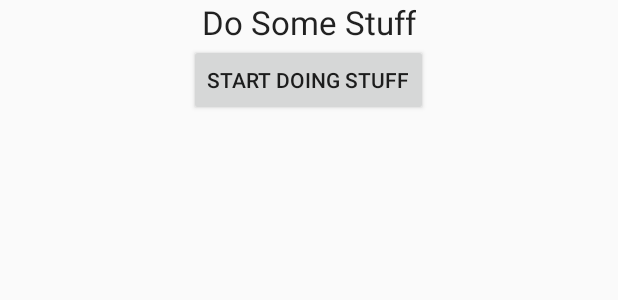
After one commit to DonBoscoMushi/InstaPals, an Android app: the layout activity_loading.xml on its own in the app's theme, with its tools: preview values and no code run, on a phone screen of 412 x 824 dp. The commit adds this screen. Shown: the top 300 px of the screen. Run offline under Robolectric (Android 15) with nearby library versions, the phone set to English and light mode, and no system bars.

```diff
--- a/app/src/main/AndroidManifest.xml
+++ b/app/src/main/AndroidManifest.xml
@@ -13,13 +13,12 @@
         android:roundIcon="@mipmap/ic_launcher_round"
         android:supportsRtl="true"
         android:theme="@style/AppTheme">
-        <activity android:name=".home.Home"></activity>
-
+        <activity android:name=".Loading"></activity>
+        <activity android:name=".home.Home" />
         <activity
             android:name=".Register"
             android:label="@string/title_activity_login"
             android:theme="@style/AppTheme.NoActionBar" />
-
         <activity android:name=".Login">
             <intent-filter>
                 <action android:name="android.intent.action.MAIN" />
--- a/app/src/main/res/layout/activity_home.xml
+++ b/app/src/main/res/layout/activity_home.xml
@@ -44,7 +44,7 @@
                     android:id="@+id/btnLogout"
                     android:layout_width="175dp"
                     android:layout_height="wrap_content"
-                    android:layout_centerInParent="true"
+                    android:layout_centerVertical="true"
                     android:layout_marginTop="17dp"
                     android:background="@drawable/white_rounded_button"
                     android:text="Log Out"
--- /dev/null
+++ b/app/src/main/res/layout/activity_loading.xml
@@ -0,0 +1,40 @@
+<RelativeLayout xmlns:android="http://schemas.android.com/apk/res/android"
+    xmlns:tools="http://schemas.android.com/tools"
+    android:layout_width="match_parent"
+    android:layout_height="match_parent"
+    tools:context=".Loading">
+
+    <Button
+        android:layout_width="wrap_content"
+        android:layout_height="wrap_content"
+        android:text="Start doing stuff"
+        android:id="@+id/button"
+        android:layout_below="@+id/textView"
+        android:layout_centerHorizontal="true" />
+
+    <TextView
+        android:layout_width="wrap_content"
+        android:layout_height="wrap_content"
+        android:textAppearance="?android:attr/textAppearanceLarge"
+        android:text="Do Some Stuff"
+        android:id="@+id/textView"
+        android:layout_alignParentTop="true"
+        android:layout_centerHorizontal="true" />
+
+    <FrameLayout
+        android:id="@+id/progressBarHolder"
+        android:animateLayoutChanges="true"
+        android:visibility="gone"
+        android:alpha="0.4"
+        android:background="#000000"
+        android:layout_width="match_parent"
+        android:layout_height="match_parent">
+
+        <ProgressBar
+            style="?android:attr/progressBarStyleLarge"
+            android:layout_width="wrap_content"
+            android:layout_height="wrap_content"
+            android:indeterminate="true"
+            android:layout_gravity="center" />
+    </FrameLayout>
+</RelativeLayout>
--- a/app/src/main/res/layout/activity_login.xml
+++ b/app/src/main/res/layout/activity_login.xml
@@ -8,6 +8,8 @@
     android:orientation="vertical"
     android:padding="10dp"
     tools:context=".Login">
+
+    <include layout="@layout/loading_layout"/>
 
     <TextView
         android:id="@+id/lblHeader"
@@ -121,6 +123,7 @@
                 android:textSize="15sp" />
 
             <Button
+                android:id="@+id/help"
                 android:layout_width="wrap_content"
                 android:layout_height="wrap_content"
                 android:text=" Get help signing in."
```
Also changed, not shown: app/src/main/java/com/donnicholaus/instapals/Loading.java (added, +82 -0 lines), app/src/main/java/com/donnicholaus/instapals/Login.java (+200 -0 lines), app/src/main/res/layout/loading_layout.xml (added, +17 -0 lines).
